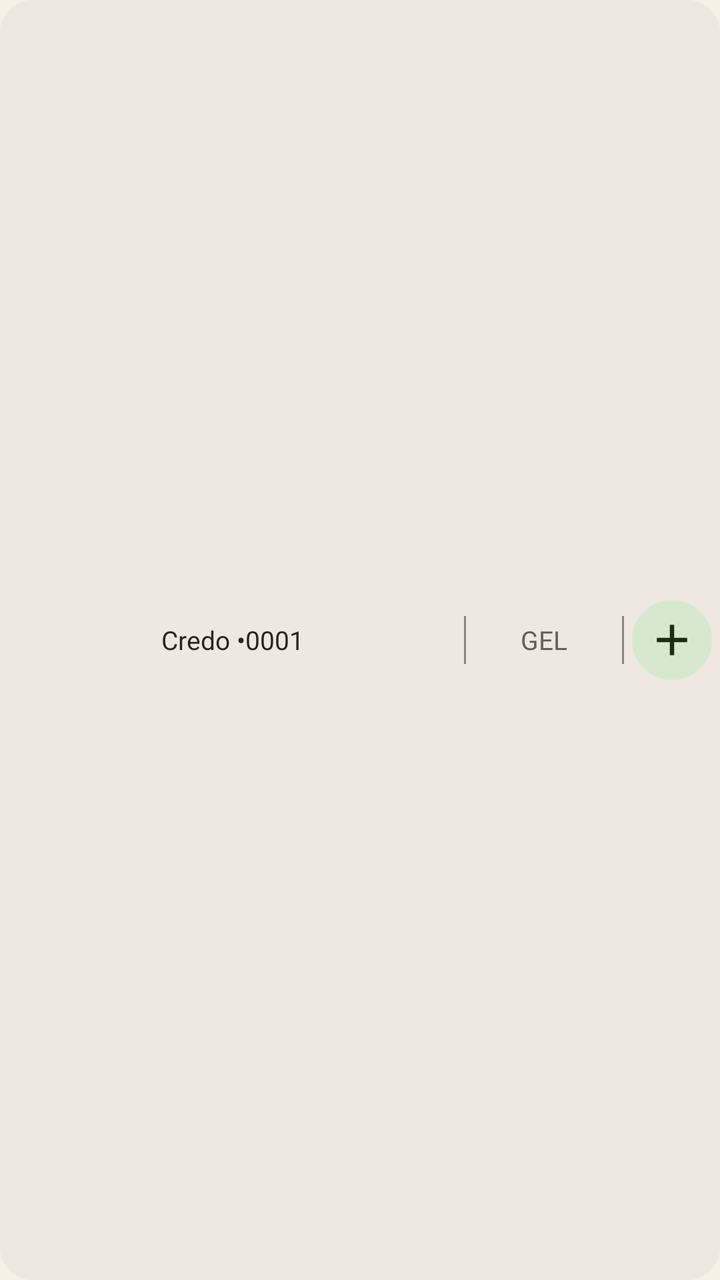
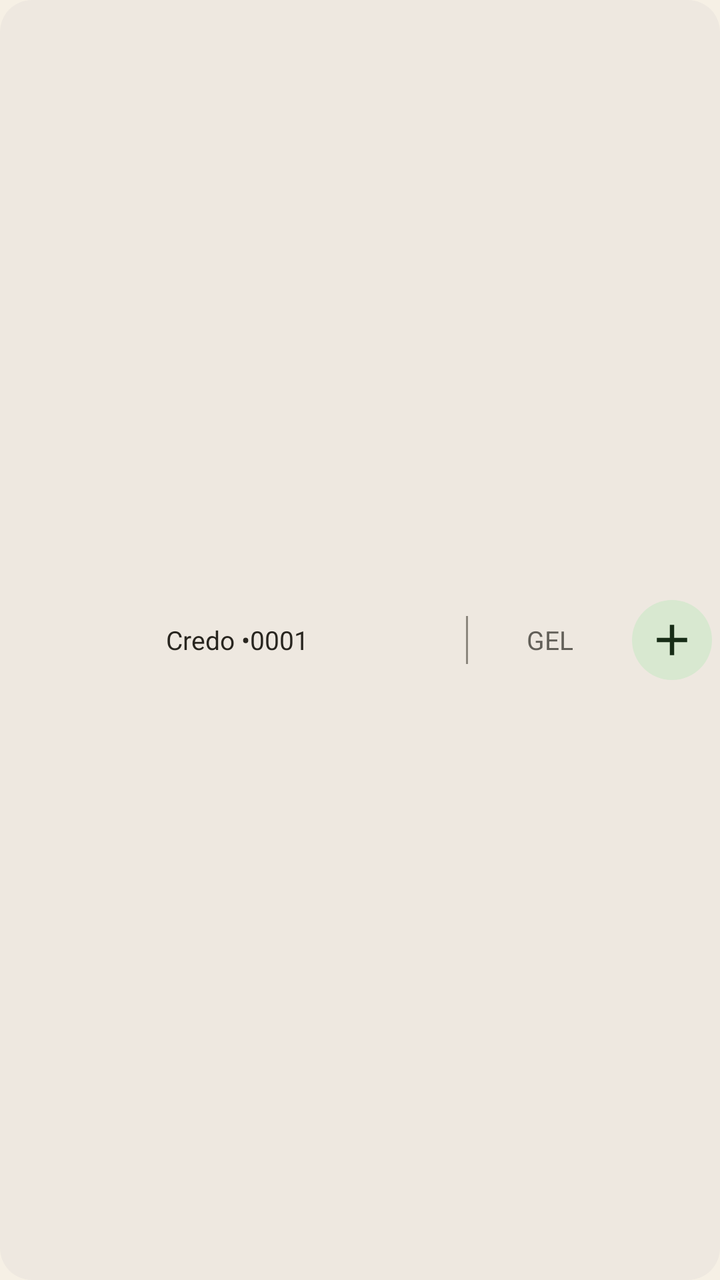

Two renders of the same Android screen: before a commit and after it. Below are the layout's source before the change and the commit's diff.
<!-- AndroidManifest.xml: application theme Theme.Whfin -->
<!-- res/layout/widget_preview_4.xml -->
<?xml version="1.0" encoding="utf-8"?>
<LinearLayout xmlns:android="http://schemas.android.com/apk/res/android"
    xmlns:tools="http://schemas.android.com/tools"
    android:layout_width="match_parent"
    android:layout_height="48dp"
    android:background="@drawable/widget_preview_surface"
    android:gravity="center_vertical"
    android:orientation="horizontal">

    <TextView
        android:layout_width="0dp"
        android:layout_height="match_parent"
        android:layout_weight="1"
        android:gravity="center"
        android:maxLines="1"
        android:text="@string/widget_preview_card"
        android:textColor="@color/widget_preview_on_background"
        android:textSize="13sp" />

    <TextView android:layout_width="1dp" android:layout_height="24dp" android:background="@color/widget_preview_outline" />

    <TextView
        android:layout_width="78dp"
        android:layout_height="match_parent"
        android:gravity="center"
        android:text="GEL"
        android:textColor="@color/widget_preview_secondary_text"
        android:textSize="13sp" />

    <TextView android:layout_width="1dp" android:layout_height="24dp" android:background="@color/widget_preview_outline" />

    <FrameLayout
        android:layout_width="48dp"
        android:layout_height="48dp">

        <FrameLayout
            android:layout_width="40dp"
            android:layout_height="40dp"
            android:layout_gravity="center"
            android:background="@drawable/widget_preview_add">

            <ImageView
                android:layout_width="26dp"
                android:layout_height="26dp"
                android:layout_gravity="center"
                android:contentDescription="@null"
            android:src="@drawable/ic_widget_add"
            android:tint="@color/widget_preview_on_action"
            tools:ignore="UseAppTint" />
        </FrameLayout>
    </FrameLayout>
</LinearLayout>
<!-- resources referenced by this layout -->
<resources>
  <color name="widget_preview_on_action">#182D17</color>
  <color name="widget_preview_on_background">#28251F</color>
  <color name="widget_preview_outline">#8B867D</color>
  <color name="widget_preview_secondary_text">#625F58</color>
  <!-- drawable ic_widget_add (drawable) -->
  <vector xmlns:android="http://schemas.android.com/apk/res/android"
      android:width="24dp"
      android:height="24dp"
      android:viewportWidth="24"
      android:viewportHeight="24">
      <path
          android:fillColor="#FFFFFFFF"
          android:pathData="M11,5h2v6h6v2h-6v6h-2v-6H5v-2h6z" />
  </vector>
  <!-- drawable widget_preview_add (drawable) -->
  <?xml version="1.0" encoding="utf-8"?>
  <shape xmlns:android="http://schemas.android.com/apk/res/android" android:shape="rectangle">
      <solid android:color="@color/widget_preview_action" />
      <corners android:radius="23dp" />
  </shape>
  <!-- drawable widget_preview_surface (drawable) -->
  <?xml version="1.0" encoding="utf-8"?>
  <shape xmlns:android="http://schemas.android.com/apk/res/android" android:shape="rectangle">
      <solid android:color="@color/widget_preview_background" />
      <corners android:radius="16dp" />
  </shape>
  <string name="widget_preview_card">Credo •0001</string>
  <style name="Theme.Whfin" parent="android:Theme.Material.Light.NoActionBar">
          <item name="android:windowLayoutInDisplayCutoutMode">shortEdges</item>
          <item name="android:windowBackground">@color/launch_background</item>
      </style>
  <color name="widget_preview_action">#D8E8D0</color>
  <color name="widget_preview_background">#EEE8E0</color>
  <color name="launch_background">#F6F0E5</color>
</resources>

<!-- the commit's change to res/layout/widget_preview_4.xml (unified diff, before → after) -->
@@ -13,6 +13,8 @@
         android:layout_weight="1"
         android:gravity="center"
         android:maxLines="1"
+        android:paddingStart="10dp"
+        android:paddingEnd="6dp"
         android:text="@string/widget_preview_card"
         android:textColor="@color/widget_preview_on_background"
         android:textSize="13sp" />
@@ -23,11 +25,11 @@
         android:layout_width="78dp"
         android:layout_height="match_parent"
         android:gravity="center"
+        android:paddingStart="10dp"
+        android:paddingEnd="6dp"
         android:text="GEL"
         android:textColor="@color/widget_preview_secondary_text"
         android:textSize="13sp" />
-
-    <TextView android:layout_width="1dp" android:layout_height="24dp" android:background="@color/widget_preview_outline" />
 
     <FrameLayout
         android:layout_width="48dp"
